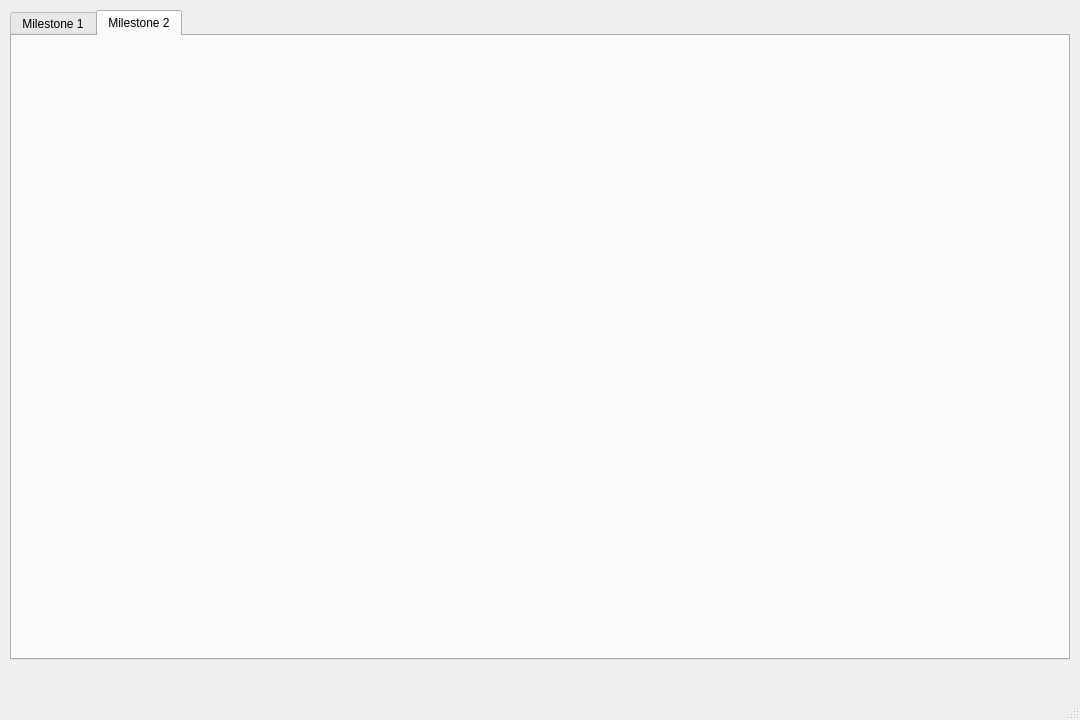
First picture: the form in ui/yelp-pyqt-app.ui, repository Ignited42/yelp-business-search, before the edit.
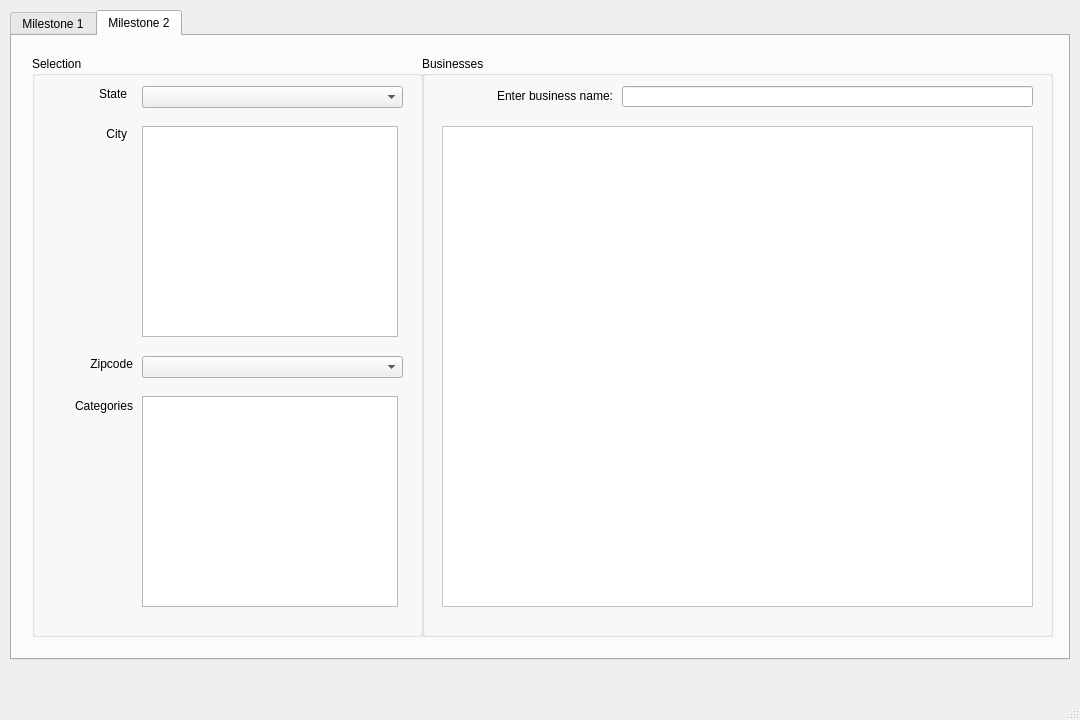
Second picture: the form after the edit. The open tabs and pages were chosen to show the change.

```diff
--- a/ui/yelp-pyqt-app.ui
+++ b/ui/yelp-pyqt-app.ui
@@ -152,6 +152,183 @@
      <attribute name="title">
       <string>Milestone 2</string>
      </attribute>
+     <widget class="QGroupBox" name="groupBox_StateCity_2">
+      <property name="geometry">
+       <rect>
+        <x>20</x>
+        <y>20</y>
+        <width>391</width>
+        <height>581</height>
+       </rect>
+      </property>
+      <property name="styleSheet">
+       <string notr="true">border-color: rgb(0, 0, 0);</string>
+      </property>
+      <property name="title">
+       <string>Selection</string>
+      </property>
+      <widget class="QComboBox" name="comboBox_State_3">
+       <property name="geometry">
+        <rect>
+         <x>110</x>
+         <y>30</y>
+         <width>261</width>
+         <height>22</height>
+        </rect>
+       </property>
+      </widget>
+      <widget class="QLabel" name="label_3">
+       <property name="geometry">
+        <rect>
+         <x>40</x>
+         <y>30</y>
+         <width>55</width>
+         <height>16</height>
+        </rect>
+       </property>
+       <property name="text">
+        <string>State</string>
+       </property>
+       <property name="alignment">
+        <set>Qt::AlignRight|Qt::AlignTrailing|Qt::AlignVCenter</set>
+       </property>
+      </widget>
+      <widget class="QLabel" name="label_6">
+       <property name="geometry">
+        <rect>
+         <x>40</x>
+         <y>70</y>
+         <width>55</width>
+         <height>16</height>
+        </rect>
+       </property>
+       <property name="text">
+        <string>City</string>
+       </property>
+       <property name="alignment">
+        <set>Qt::AlignRight|Qt::AlignTrailing|Qt::AlignVCenter</set>
+       </property>
+      </widget>
+      <widget class="QListWidget" name="listWidget_City_3">
+       <property name="geometry">
+        <rect>
+         <x>110</x>
+         <y>70</y>
+         <width>256</width>
+         <height>211</height>
+        </rect>
+       </property>
+      </widget>
+      <widget class="QLabel" name="label_7">
+       <property name="geometry">
+        <rect>
+         <x>40</x>
+         <y>300</y>
+         <width>61</width>
+         <height>16</height>
+        </rect>
+       </property>
+       <property name="text">
+        <string>Zipcode</string>
+       </property>
+       <property name="alignment">
+        <set>Qt::AlignRight|Qt::AlignTrailing|Qt::AlignVCenter</set>
+       </property>
+      </widget>
+      <widget class="QComboBox" name="comboBox_State_4">
+       <property name="geometry">
+        <rect>
+         <x>110</x>
+         <y>300</y>
+         <width>261</width>
+         <height>22</height>
+        </rect>
+       </property>
+      </widget>
+      <widget class="QListWidget" name="listWidget">
+       <property name="geometry">
+        <rect>
+         <x>110</x>
+         <y>340</y>
+         <width>256</width>
+         <height>211</height>
+        </rect>
+       </property>
+      </widget>
+      <widget class="QLabel" name="label_8">
+       <property name="geometry">
+        <rect>
+         <x>20</x>
+         <y>340</y>
+         <width>81</width>
+         <height>20</height>
+        </rect>
+       </property>
+       <property name="text">
+        <string>Categories</string>
+       </property>
+       <property name="alignment">
+        <set>Qt::AlignRight|Qt::AlignTrailing|Qt::AlignVCenter</set>
+       </property>
+      </widget>
+     </widget>
+     <widget class="QGroupBox" name="groupBox_Business_2">
+      <property name="geometry">
+       <rect>
+        <x>410</x>
+        <y>20</y>
+        <width>631</width>
+        <height>581</height>
+       </rect>
+      </property>
+      <property name="styleSheet">
+       <string notr="true">border-color: rgb(0, 0, 0);</string>
+      </property>
+      <property name="title">
+       <string>Businesses</string>
+      </property>
+      <widget class="QTableWidget" name="tableWidget_Business_2">
+       <property name="geometry">
+        <rect>
+         <x>20</x>
+         <y>70</y>
+         <width>591</width>
+         <height>481</height>
+        </rect>
+       </property>
+       <property name="styleSheet">
+        <string notr="true">background-color: rgb(255, 255, 255);
+border-color: rgb(0, 0, 0);
+font: 10pt &quot;MS Shell Dlg 2&quot;;</string>
+       </property>
+      </widget>
+      <widget class="QLineEdit" name="lineEdit">
+       <property name="geometry">
+        <rect>
+         <x>200</x>
+         <y>30</y>
+         <width>411</width>
+         <height>21</height>
+        </rect>
+       </property>
+      </widget>
+      <widget class="QLabel" name="label_9">
+       <property name="geometry">
+        <rect>
+         <x>20</x>
+         <y>30</y>
+         <width>171</width>
+         <height>20</height>
+        </rect>
+       </property>
+       <property name="text">
+        <string>Enter business name:</string>
+       </property>
+       <property name="alignment">
+        <set>Qt::AlignRight|Qt::AlignTrailing|Qt::AlignVCenter</set>
+       </property>
+      </widget>
+     </widget>
     </widget>
    </widget>
   </widget>
```
Left out of the diff: 2 changed lines with no effect on the pictures.
